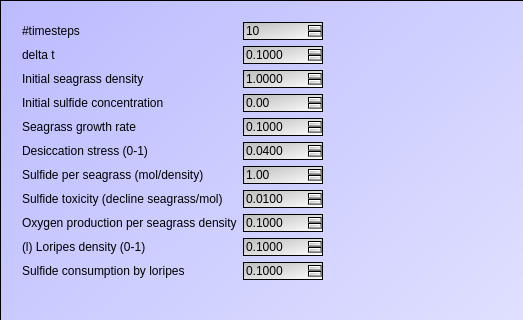
First picture: the form in Tools/ToolMutualismBreakdowner/qtdialog.ui, repository richelbilderbeek/ProjectRichelBilderbeek, before the edit; both pictures show x 0 to 523 and y 0 to 320 of the 816 by 731 pixel window.
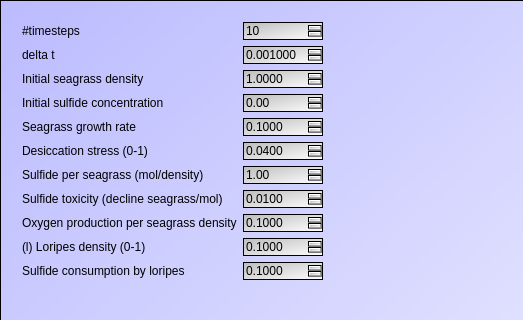
Second picture: the form after the edit. Custom widgets are drawn as their Qt base class.

Commit message: Delta t cannot be set to 0

```diff
--- a/Tools/ToolMutualismBreakdowner/qtdialog.ui
+++ b/Tools/ToolMutualismBreakdowner/qtdialog.ui
@@ -247,7 +247,10 @@
       <item row="1" column="1">
        <widget class="QDoubleSpinBox" name="box_delta_t">
         <property name="decimals">
-         <number>4</number>
+         <number>6</number>
+        </property>
+        <property name="minimum">
+         <double>0.000001000000000</double>
         </property>
         <property name="maximum">
          <double>1.000000000000000</double>
@@ -256,7 +259,7 @@
          <double>0.001000000000000</double>
         </property>
         <property name="value">
-         <double>0.100000000000000</double>
+         <double>0.001000000000000</double>
         </property>
        </widget>
       </item>
```
